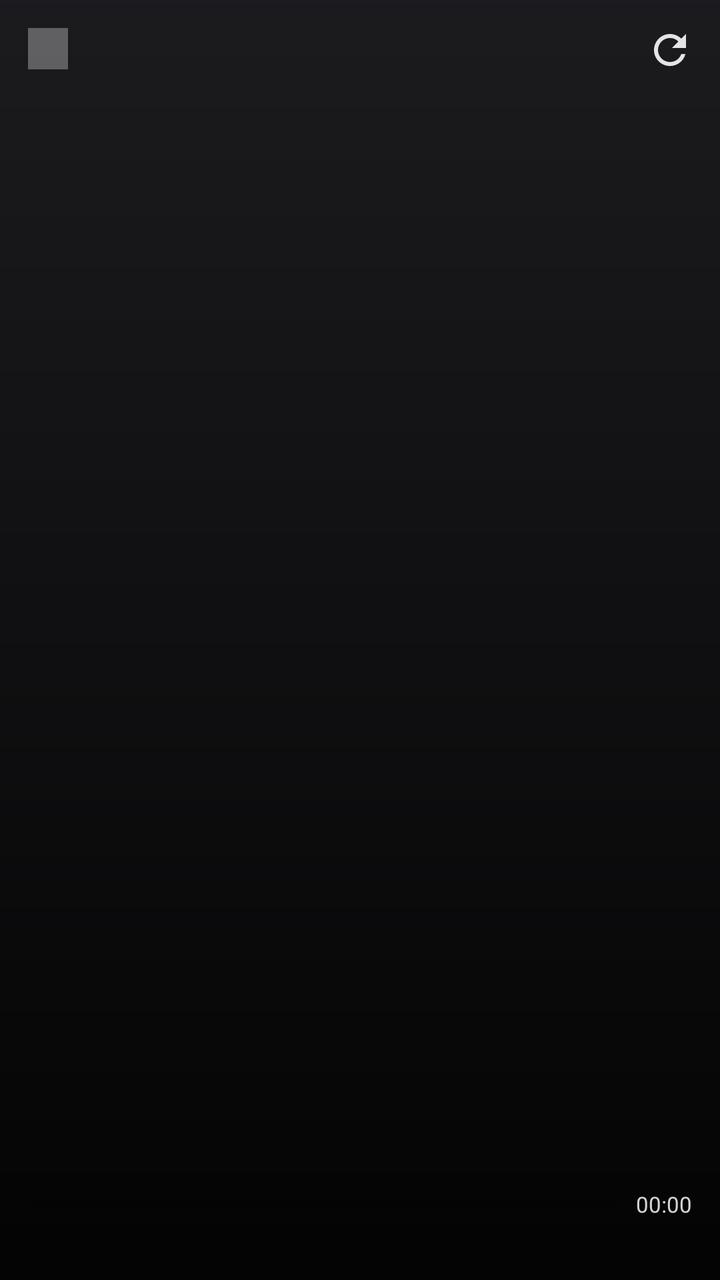
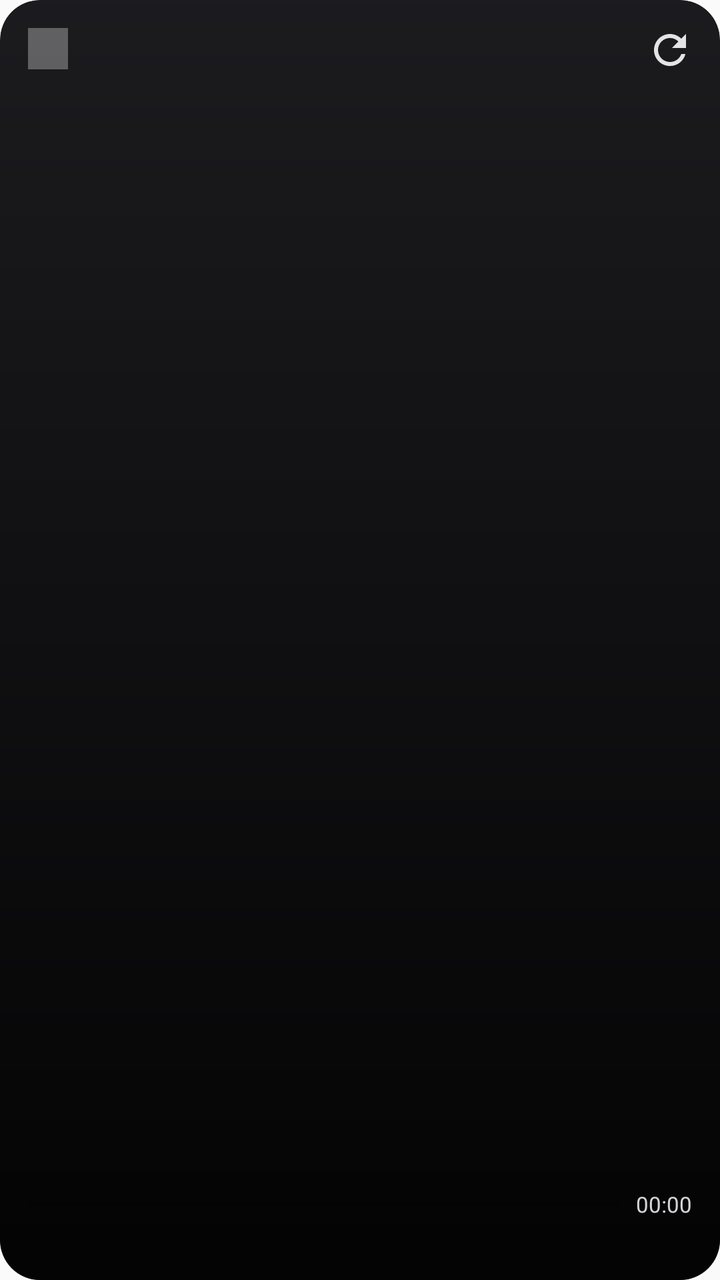

Before-and-after screenshots of an Android layout around one commit, followed by the original layout XML and the change that was made.
<!-- AndroidManifest.xml: application theme Theme.SpotifyDuo -->
<!-- res/layout/widget_card.xml -->
<?xml version="1.0" encoding="utf-8"?>
<FrameLayout xmlns:android="http://schemas.android.com/apk/res/android"
    android:id="@+id/card"
    android:layout_width="match_parent"
    android:layout_height="match_parent"
    android:background="#1F1F23">

    
    <ImageView
        android:id="@+id/art"
        android:layout_width="match_parent"
        android:layout_height="match_parent"
        android:contentDescription="@string/album_art"
        android:scaleType="centerCrop" />

    <FrameLayout
        android:layout_width="match_parent"
        android:layout_height="match_parent"
        android:background="@drawable/scrim" />

    <LinearLayout
        android:layout_width="match_parent"
        android:layout_height="match_parent"
        android:orientation="vertical"
        android:padding="14dp">

        <TextView
            android:id="@+id/who"
            android:layout_width="wrap_content"
            android:layout_height="wrap_content"
            android:background="#4DFFFFFF"
            android:paddingStart="10dp"
            android:paddingTop="3dp"
            android:paddingEnd="10dp"
            android:paddingBottom="3dp"
            android:textColor="#FFFFFF"
            android:textSize="11sp"
            android:textStyle="bold" />

        <LinearLayout
            android:layout_width="match_parent"
            android:layout_height="0dp"
            android:layout_weight="1"
            android:gravity="bottom"
            android:orientation="vertical">

            <TextView
                android:id="@+id/track"
                android:layout_width="match_parent"
                android:layout_height="wrap_content"
                android:ellipsize="end"
                android:maxLines="1"
                android:shadowColor="#CC000000"
                android:shadowDx="0"
                android:shadowDy="1"
                android:shadowRadius="4"
                android:textColor="#FFFFFF"
                android:textSize="19sp"
                android:textStyle="bold" />

            <TextView
                android:id="@+id/artist"
                android:layout_width="match_parent"
                android:layout_height="wrap_content"
                android:ellipsize="end"
                android:maxLines="1"
                android:shadowColor="#CC000000"
                android:shadowDx="0"
                android:shadowDy="1"
                android:shadowRadius="4"
                android:textColor="#E4E4E7"
                android:textSize="14sp" />

            <LinearLayout
                android:layout_width="match_parent"
                android:layout_height="wrap_content"
                android:layout_marginTop="8dp"
                android:gravity="center_vertical"
                android:orientation="horizontal">

                <ProgressBar
                    android:id="@+id/progress"
                    style="?android:attr/progressBarStyleHorizontal"
                    android:layout_width="0dp"
                    android:layout_height="3dp"
                    android:layout_weight="1"
                    android:max="100" />

                <Chronometer
                    android:id="@+id/elapsed"
                    android:layout_width="wrap_content"
                    android:layout_height="wrap_content"
                    android:layout_marginStart="8dp"
                    android:textColor="#D4D4D8"
                    android:textSize="11sp" />
            </LinearLayout>

            <TextView
                android:id="@+id/status"
                android:layout_width="match_parent"
                android:layout_height="wrap_content"
                android:layout_marginTop="2dp"
                android:ellipsize="end"
                android:maxLines="1"
                android:textColor="#C4C4C8"
                android:textSize="11sp" />
        </LinearLayout>
    </LinearLayout>

    <ImageButton
        android:id="@+id/refresh"
        android:layout_width="34dp"
        android:layout_height="34dp"
        android:layout_gravity="top|end"
        android:layout_margin="8dp"
        android:background="@android:color/transparent"
        android:contentDescription="@string/refresh"
        android:padding="7dp"
        android:src="@drawable/ic_refresh" />
</FrameLayout>
<!-- resources referenced by this layout -->
<resources>
  <!-- drawable ic_refresh (drawable) -->
  <vector xmlns:android="http://schemas.android.com/apk/res/android"
      android:width="24dp"
      android:height="24dp"
      android:tint="#E4E4E7"
      android:viewportWidth="24"
      android:viewportHeight="24">
      <path
          android:fillColor="@android:color/white"
          android:pathData="M17.65,6.35C16.2,4.9 14.21,4 12,4c-4.42,0 -7.99,3.58 -8,8s3.57,8 8,8c3.73,0 6.84,-2.55 7.73,-6h-2.08c-0.82,2.33 -3.04,4 -5.65,4 -3.31,0 -6,-2.69 -6,-6s2.69,-6 6,-6c1.66,0 3.14,0.69 4.22,1.78L13,11h7V4l-2.35,2.35z" />
  </vector>
  <!-- drawable scrim (drawable) -->
  <?xml version="1.0" encoding="utf-8"?>
  <shape xmlns:android="http://schemas.android.com/apk/res/android"
      android:shape="rectangle">
      <gradient
          android:angle="90"
          android:endColor="#20000000"
          android:startColor="#E6000000"
          android:type="linear" />
  </shape>
  <string name="album_art">Album art</string>
  <string name="refresh">Refresh</string>
  <style name="Theme.SpotifyDuo" parent="Theme.AppCompat.DayNight.NoActionBar" />
</resources>

<!-- the commit's change to res/layout/widget_card.xml (unified diff, before → after) -->
@@ -3,7 +3,15 @@
     android:id="@+id/card"
     android:layout_width="match_parent"
     android:layout_height="match_parent"
-    android:background="#1F1F23">
+    android:background="@drawable/widget_bg"
+    android:clipToOutline="true"
+    android:outlineProvider="background">
+
+    
+    <FrameLayout
+        android:id="@+id/tint"
+        android:layout_width="match_parent"
+        android:layout_height="match_parent" />
 
     
     <ImageView
<!-- resource entries referenced after the edit -->
@@ -21,6 +21,13 @@
           android:startColor="#E6000000"
           android:type="linear" />
   </shape>
+  <!-- drawable widget_bg (drawable) -->
+  <?xml version="1.0" encoding="utf-8"?>
+  <shape xmlns:android="http://schemas.android.com/apk/res/android"
+      android:shape="rectangle">
+      <solid android:color="#1F1F23" />
+      <corners android:radius="20dp" />
+  </shape>
   <string name="album_art">Album art</string>
   <string name="refresh">Refresh</string>
   <style name="Theme.SpotifyDuo" parent="Theme.AppCompat.DayNight.NoActionBar" />
